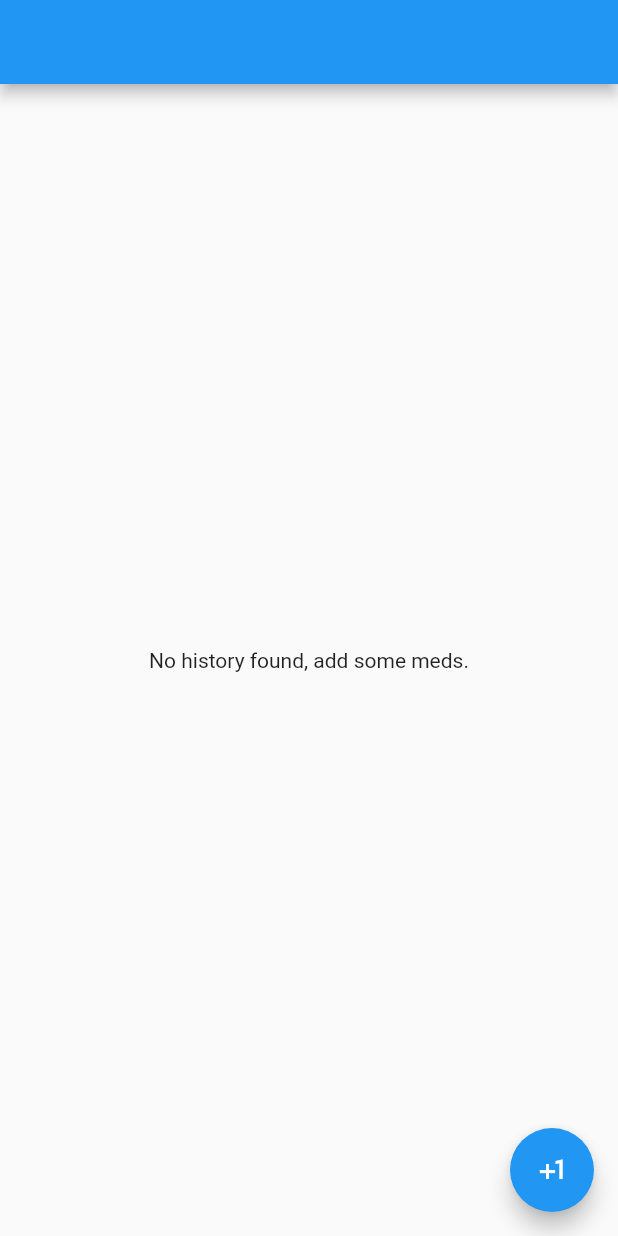
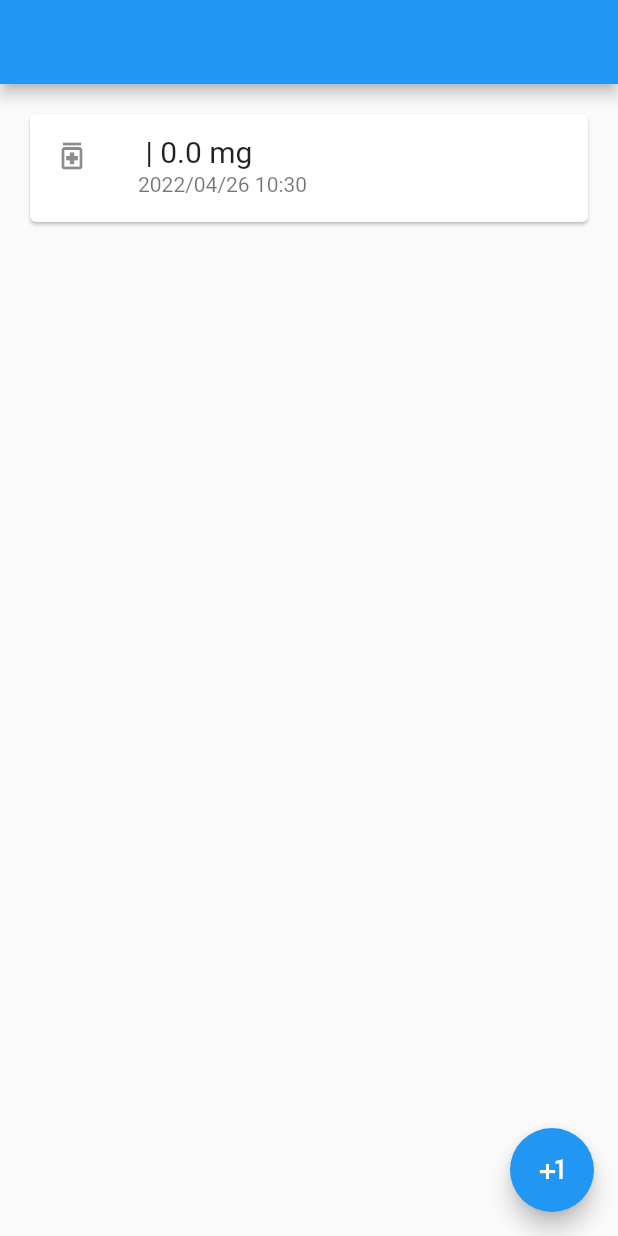
Before and after one commit to borohhov/mainor2022springApp, a Flutter app: the MedicationInputScreen screen opened by its route, after a tap on "Save", on a phone screen of 412 x 824 dp. Run offline on Flutter 3.47's test engine with Material 2 defaults, Android fonts, the phone set to English and light mode, and no system bars.

Commit message:
Added editing to intakes and central state in provider

```diff
--- /dev/null
+++ b/lib/providers/intake_list_provider.dart
@@ -0,0 +1,19 @@
+import 'dart:collection';
+
+import 'package:flutter/cupertino.dart';
+import 'package:simple_meds/models/intake.dart';
+
+class IntakeListProvider extends ChangeNotifier {
+  final List<Intake> _intakes = [];
+
+  UnmodifiableListView<Intake> get intakes => UnmodifiableListView(_intakes);
+
+  void add(Intake intake) {
+    _intakes.add(intake);
+    notifyListeners();
+  }
+
+  void update() {
+    notifyListeners();
+  }
+}
--- a/lib/screens/medication_input_screen.dart
+++ b/lib/screens/medication_input_screen.dart
@@ -1,4 +1,5 @@
 import 'package:flutter/material.dart';
+import 'package:simple_meds/models/intake.dart';
 import 'package:simple_meds/widgets/medication_input_form.dart';
 
 class MedicationInputScreen extends StatelessWidget {
@@ -6,9 +7,10 @@ class MedicationInputScreen extends StatelessWidget {
 
   @override
   Widget build(BuildContext context) {
+    final Intake? intake = ModalRoute.of(context)!.settings.arguments as Intake?;
     return Scaffold(
       appBar: AppBar(),
-      body: MedicationInputForm(),
+      body: MedicationInputForm(intake: intake,),
     );
   }
 }
--- a/lib/screens/medications_list_screen.dart
+++ b/lib/screens/medications_list_screen.dart
@@ -1,34 +1,21 @@
 import 'package:flutter/material.dart';
+import 'package:provider/provider.dart';
 import 'package:simple_meds/models/intake.dart';
+import 'package:simple_meds/providers/intake_list_provider.dart';
 import 'package:simple_meds/widgets/meds_list.dart';
 
-class MedicationsListScreen extends StatefulWidget {
-  @override
-  State<StatefulWidget> createState() {
-    return _MedicationsListScreenState();
-  }
-}
-
-class _MedicationsListScreenState extends State<MedicationsListScreen> {
-  List<Intake> intakes = [];
-
+class MedicationsListScreen extends StatelessWidget {
   @override
   Widget build(BuildContext context) {
     return Scaffold(
       appBar: AppBar(),
       body: MedicationsListWidget(
-        intakeList: intakes,
+        intakeList: Provider.of<IntakeListProvider>(context).intakes,
       ),
       floatingActionButton: FloatingActionButton(
           child: Icon(Icons.plus_one),
           onPressed: () async {
-            dynamic intake =
-                await Navigator.pushNamed(context, '/medication_input_screen');
-            setState(
-              () {
-                intakes.add(intake as Intake);
-              },
-            );
+            await Navigator.pushNamed(context, '/medication_input_screen');
           }),
     );
   }
--- a/lib/widgets/medication_input_form.dart
+++ b/lib/widgets/medication_input_form.dart
@@ -1,11 +1,14 @@
 import 'package:flutter/cupertino.dart';
 import 'package:flutter/material.dart';
 import 'package:flutter/services.dart';
+import 'package:provider/provider.dart';
 import 'package:simple_meds/models/intake.dart';
 import 'package:simple_meds/models/medication.dart';
+import 'package:simple_meds/providers/intake_list_provider.dart';
 
 class MedicationInputForm extends StatefulWidget {
-  const MedicationInputForm({Key? key}) : super(key: key);
+  const MedicationInputForm({Key? key, this.intake}) : super(key: key);
+  final Intake? intake;
 
   @override
   State<MedicationInputForm> createState() => _MedicationInputFormState();
@@ -19,7 +22,9 @@ class _MedicationInputFormState extends State<MedicationInputForm> {
 
   @override
   void initState() {
-    _intake = Intake(Medication("", 0), DateTime.now());
+    // isSomethingTrue ? doSomething : doSomethingElse;
+    // isSomethingNull ?? ifYesThenDoSomethingAboutIt // (if not Null just assign the value)
+    _intake = widget.intake ?? Intake(Medication("", 0), DateTime.now());
     medController.text = _intake.med.title;
     doseController.text = _intake.med.dosage.toString();
     dateController.text = _intake.dateTime.toString();
@@ -28,12 +33,13 @@ class _MedicationInputFormState extends State<MedicationInputForm> {
 
   @override
   Widget build(BuildContext context) {
+    String header = widget.intake != null  ? "Amend Medication Intake" : "Record Medication Intake";
     return Padding(
       padding: const EdgeInsets.all(16.0),
       child: Column(
         children: [
           Text(
-            "Record Medication Intake",
+            header,
             style: TextStyle(fontSize: 20),
           ),
           TextField(
@@ -58,7 +64,14 @@ class _MedicationInputFormState extends State<MedicationInputForm> {
           Padding(
             padding: const EdgeInsets.all(16.0),
             child: ElevatedButton(child: Text("Save"),onPressed: () {
-              Navigator.pop(context, _intake);
+              if(widget.intake == null) {
+                Provider.of<IntakeListProvider>(context, listen: false).add(
+                    _intake);
+              }
+              else {
+                Provider.of<IntakeListProvider>(context, listen: false).update();
+              }
+              Navigator.pop(context);
             },),
           )
         ],
--- a/lib/widgets/meds_list.dart
+++ b/lib/widgets/meds_list.dart
@@ -30,7 +30,10 @@ class IntakeWidget extends StatelessWidget {
 
   @override
   Widget build(BuildContext context) {
-    return Card(
+    return GestureDetector(onTap: () async {
+      await Navigator.pushNamed(context, '/medication_input_screen',arguments: intake);
+    },
+      child: Card(
         child: Column(
           mainAxisSize: MainAxisSize.min,
           children: <Widget>[
@@ -43,6 +46,7 @@ class IntakeWidget extends StatelessWidget {
             ),
           ],
         ),
+      ),
     );
   }
 }
```
Also changed, not shown: lib/main.dart (+12 -1 lines), pubspec.yaml (+3 -8 lines), pubspec.lock. Lines whose indentation alone changed are shown as unchanged.
